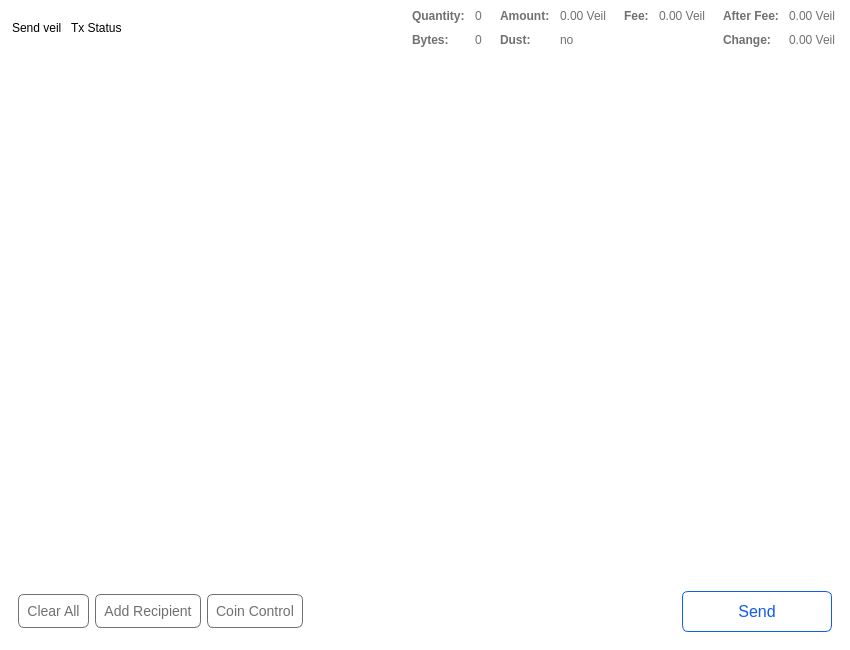
First picture: the form in src/qt/forms/sendcoinsdialog.ui, repository Veil-Project/veil, before the edit.
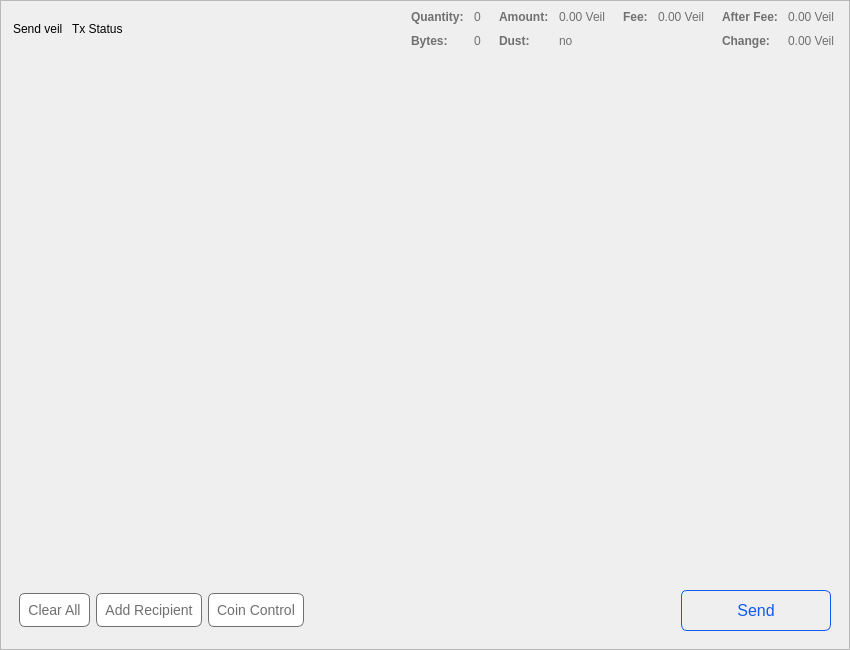
Second picture: the form after the edit. Icons and pictures are not drawn.

Commit message: initial changes to support dark mode dark mode css must come first changes transaction screen mostly dark addresses widget dark mode show white or normal icon based on dark/non-dark mode receive widget dark mode send screen working with dark mode

The edit to the form file:
```diff
--- a/src/qt/forms/sendcoinsdialog.ui
+++ b/src/qt/forms/sendcoinsdialog.ui
@@ -13,12 +13,6 @@
   <property name="windowTitle">
    <string>Send veil</string>
   </property>
-  <property name="styleSheet">
-   <string notr="true">border:none;
-padding:0px;
-margin:0px;
-background-color:white;</string>
-  </property>
   <layout class="QVBoxLayout" name="verticalLayout_3">
    <property name="spacing">
     <number>0</number>
@@ -37,10 +31,6 @@
    </property>
    <item>
     <widget class="QFrame" name="frame_1">
-     <property name="styleSheet">
-      <string notr="true">background-color:white;
-border:none;</string>
-     </property>
      <property name="frameShape">
       <enum>QFrame::StyledPanel</enum>
      </property>
```
The commit also changes 18 other files.
